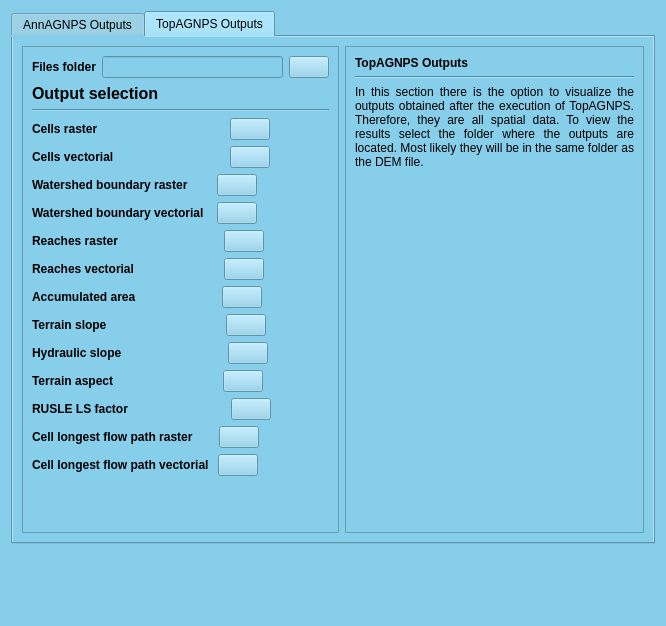
Qt form ui/outputs.ui (Inigobarbe/QAnnAGNPS) before a commit.
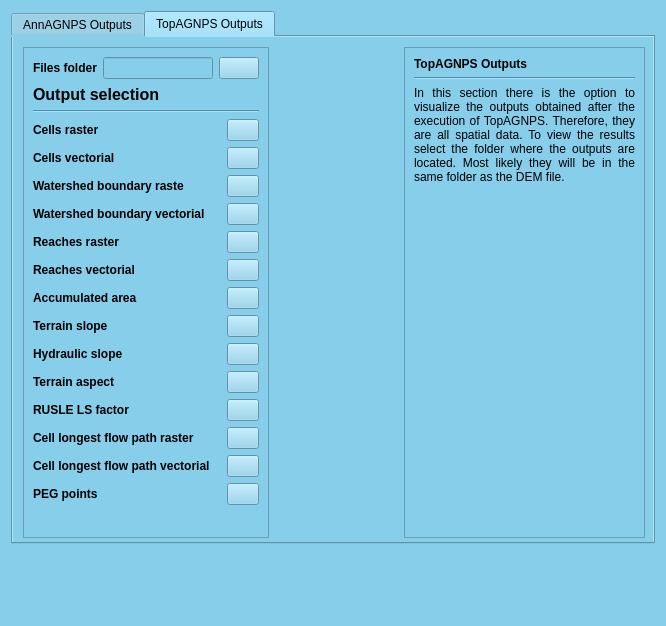
The same form after that commit. The open tabs and pages were chosen to show the change.

Diff of the .ui file:
```diff
--- a/ui/outputs.ui
+++ b/ui/outputs.ui
@@ -49,7 +49,7 @@
       <string notr="true">Qpushbutton{background-color: #87CEEB;}</string>
      </property>
      <property name="currentIndex">
-      <number>0</number>
+      <number>1</number>
      </property>
      <widget class="QWidget" name="tab_4">
       <attribute name="title">
@@ -899,11 +899,15 @@
       <attribute name="title">
        <string>TopAGNPS Outputs</string>
       </attribute>
-      <layout class="QGridLayout" name="gridLayout_3">
-       <item row="0" column="0">
-        <layout class="QHBoxLayout" name="horizontalLayout_2">
-         <item>
           <widget class="QFrame" name="frame">
+       <property name="geometry">
+        <rect>
+         <x>10</x>
+         <y>10</y>
+         <width>246</width>
+         <height>491</height>
+        </rect>
+       </property>
            <property name="frameShape">
             <enum>QFrame::StyledPanel</enum>
            </property>
@@ -951,30 +955,23 @@
                    </font>
                   </property>
                   <property name="text">
-                   <string>Cells raster                                      </string>
+               <string>Cells raster  </string>
                   </property>
                  </widget>
                 </item>
                 <item>
                  <widget class="QPushButton" name="pushButton_11">
+              <property name="maximumSize">
+               <size>
+                <width>32</width>
+                <height>16777215</height>
+               </size>
+              </property>
                   <property name="text">
                    <string/>
                   </property>
                  </widget>
                 </item>
-                <item>
-                 <spacer name="horizontalSpacer_2">
-                  <property name="orientation">
-                   <enum>Qt::Horizontal</enum>
-                  </property>
-                  <property name="sizeHint" stdset="0">
-                   <size>
-                    <width>40</width>
-                    <height>20</height>
-                   </size>
-                  </property>
-                 </spacer>
-                </item>
                </layout>
               </item>
               <item>
@@ -988,30 +985,23 @@
                    </font>
                   </property>
                   <property name="text">
-                   <string>Cells vectorial                                 </string>
+               <string>Cells vectorial</string>
                   </property>
                  </widget>
                 </item>
                 <item>
                  <widget class="QPushButton" name="pushButton_13">
+              <property name="maximumSize">
+               <size>
+                <width>32</width>
+                <height>16777215</height>
+               </size>
+              </property>
                   <property name="text">
                    <string/>
                   </property>
                  </widget>
                 </item>
-                <item>
-                 <spacer name="horizontalSpacer_3">
-                  <property name="orientation">
-                   <enum>Qt::Horizontal</enum>
-                  </property>
-                  <property name="sizeHint" stdset="0">
-                   <size>
-                    <width>40</width>
-                    <height>20</height>
-                   </size>
-                  </property>
-                 </spacer>
-                </item>
                </layout>
               </item>
               <item>
@@ -1025,30 +1015,23 @@
                    </font>
                   </property>
                   <property name="text">
-                   <string>Watershed boundary raster       </string>
+               <string>Watershed boundary raste</string>
                   </property>
                  </widget>
                 </item>
                 <item>
                  <widget class="QPushButton" name="pushButton_14">
+              <property name="maximumSize">
+               <size>
+                <width>32</width>
+                <height>16777215</height>
+               </size>
+              </property>
                   <property name="text">
                    <string/>
                   </property>
                  </widget>
                 </item>
-                <item>
-                 <spacer name="horizontalSpacer_4">
-                  <property name="orientation">
-                   <enum>Qt::Horizontal</enum>
-                  </property>
-                  <property name="sizeHint" stdset="0">
-                   <size>
-                    <width>40</width>
-                    <height>20</height>
-                   </size>
-                  </property>
-                 </spacer>
-                </item>
                </layout>
               </item>
               <item>
@@ -1062,30 +1045,23 @@
                    </font>
                   </property>
                   <property name="text">
-                   <string>Watershed boundary vectorial  </string>
+               <string>Watershed boundary vectorial</string>
                   </property>
                  </widget>
                 </item>
                 <item>
                  <widget class="QPushButton" name="pushButton_19">
+              <property name="maximumSize">
+               <size>
+                <width>32</width>
+                <height>16777215</height>
+               </size>
+              </property>
                   <property name="text">
                    <string/>
                   </property>
                  </widget>
                 </item>
-                <item>
-                 <spacer name="horizontalSpacer_5">
-                  <property name="orientation">
-                   <enum>Qt::Horizontal</enum>
-                  </property>
-                  <property name="sizeHint" stdset="0">
-                   <size>
-                    <width>40</width>
-                    <height>20</height>
-                   </size>
-                  </property>
-                 </spacer>
-                </item>
                </layout>
               </item>
               <item>
@@ -1099,30 +1075,23 @@
                    </font>
                   </property>
                   <property name="text">
-                   <string>Reaches raster                              </string>
+               <string>Reaches raster </string>
                   </property>
                  </widget>
                 </item>
                 <item>
                  <widget class="QPushButton" name="pushButton_22">
+              <property name="maximumSize">
+               <size>
+                <width>32</width>
+                <height>16777215</height>
+               </size>
+              </property>
                   <property name="text">
                    <string/>
                   </property>
                  </widget>
                 </item>
-                <item>
-                 <spacer name="horizontalSpacer_6">
-                  <property name="orientation">
-                   <enum>Qt::Horizontal</enum>
-                  </property>
-                  <property name="sizeHint" stdset="0">
-                   <size>
-                    <width>40</width>
-                    <height>20</height>
-                   </size>
-                  </property>
-                 </spacer>
-                </item>
                </layout>
               </item>
               <item>
@@ -1136,30 +1105,23 @@
                    </font>
                   </property>
                   <property name="text">
-                   <string>Reaches vectorial                         </string>
+               <string>Reaches vectorial</string>
                   </property>
                  </widget>
                 </item>
                 <item>
                  <widget class="QPushButton" name="pushButton_20">
+              <property name="maximumSize">
+               <size>
+                <width>32</width>
+                <height>16777215</height>
+               </size>
+              </property>
                   <property name="text">
                    <string/>
                   </property>
                  </widget>
                 </item>
-                <item>
-                 <spacer name="horizontalSpacer_7">
-                  <property name="orientation">
-                   <enum>Qt::Horizontal</enum>
-                  </property>
-                  <property name="sizeHint" stdset="0">
-                   <size>
-                    <width>40</width>
-                    <height>20</height>
-                   </size>
-                  </property>
-                 </spacer>
-                </item>
                </layout>
               </item>
               <item>
@@ -1173,30 +1135,23 @@
                    </font>
                   </property>
                   <property name="text">
-                   <string>Accumulated area                        </string>
+               <string>Accumulated area </string>
                   </property>
                  </widget>
                 </item>
                 <item>
                  <widget class="QPushButton" name="pushButton_21">
+              <property name="maximumSize">
+               <size>
+                <width>32</width>
+                <height>16777215</height>
+               </size>
+              </property>
                   <property name="text">
                    <string/>
                   </property>
                  </widget>
                 </item>
-                <item>
-                 <spacer name="horizontalSpacer_14">
-                  <property name="orientation">
-                   <enum>Qt::Horizontal</enum>
-                  </property>
-                  <property name="sizeHint" stdset="0">
-                   <size>
-                    <width>40</width>
-                    <height>20</height>
-                   </size>
-                  </property>
-                 </spacer>
-                </item>
                </layout>
               </item>
               <item>
@@ -1210,30 +1165,23 @@
                    </font>
                   </property>
                   <property name="text">
-                   <string>Terrain slope                                  </string>
+               <string>Terrain slope</string>
                   </property>
                  </widget>
                 </item>
                 <item>
                  <widget class="QPushButton" name="pushButton_23">
+              <property name="maximumSize">
+               <size>
+                <width>32</width>
+                <height>16777215</height>
+               </size>
+              </property>
                   <property name="text">
                    <string/>
                   </property>
                  </widget>
                 </item>
-                <item>
-                 <spacer name="horizontalSpacer_8">
-                  <property name="orientation">
-                   <enum>Qt::Horizontal</enum>
-                  </property>
-                  <property name="sizeHint" stdset="0">
-                   <size>
-                    <width>40</width>
-                    <height>20</height>
-                   </size>
-                  </property>
-                 </spacer>
-                </item>
                </layout>
               </item>
               <item>
@@ -1247,30 +1195,23 @@
                    </font>
                   </property>
                   <property name="text">
-                   <string>Hydraulic slope                              </string>
+               <string>Hydraulic slope</string>
                   </property>
                  </widget>
                 </item>
                 <item>
                  <widget class="QPushButton" name="pushButton_24">
+              <property name="maximumSize">
+               <size>
+                <width>32</width>
+                <height>16777215</height>
+               </size>
+              </property>
                   <property name="text">
                    <string/>
                   </property>
                  </widget>
                 </item>
-                <item>
-                 <spacer name="horizontalSpacer_9">
-                  <property name="orientation">
-                   <enum>Qt::Horizontal</enum>
-                  </property>
-                  <property name="sizeHint" stdset="0">
-                   <size>
-                    <width>40</width>
-                    <height>20</height>
-                   </size>
-                  </property>
-                 </spacer>
-                </item>
                </layout>
               </item>
               <item>
@@ -1284,30 +1225,23 @@
                    </font>
                   </property>
                   <property name="text">
-                   <string>Terrain aspect                               </string>
+               <string>Terrain aspect</string>
                   </property>
                  </widget>
                 </item>
                 <item>
                  <widget class="QPushButton" name="pushButton_25">
+              <property name="maximumSize">
+               <size>
+                <width>32</width>
+                <height>16777215</height>
+               </size>
+              </property>
                   <property name="text">
                    <string/>
                   </property>
                  </widget>
                 </item>
-                <item>
-                 <spacer name="horizontalSpacer_10">
-                  <property name="orientation">
-                   <enum>Qt::Horizontal</enum>
-                  </property>
-                  <property name="sizeHint" stdset="0">
-                   <size>
-                    <width>40</width>
-                    <height>20</height>
-                   </size>
-                  </property>
-                 </spacer>
-                </item>
                </layout>
               </item>
               <item>
@@ -1321,30 +1255,23 @@
                    </font>
                   </property>
                   <property name="text">
-                   <string>RUSLE LS factor                             </string>
+               <string>RUSLE LS factor</string>
                   </property>
                  </widget>
                 </item>
                 <item>
                  <widget class="QPushButton" name="pushButton_26">
+              <property name="maximumSize">
+               <size>
+                <width>32</width>
+                <height>16777215</height>
+               </size>
+              </property>
                   <property name="text">
                    <string/>
                   </property>
                  </widget>
                 </item>
-                <item>
-                 <spacer name="horizontalSpacer_11">
-                  <property name="orientation">
-                   <enum>Qt::Horizontal</enum>
-                  </property>
-                  <property name="sizeHint" stdset="0">
-                   <size>
-                    <width>40</width>
-                    <height>20</height>
-                   </size>
-                  </property>
-                 </spacer>
-                </item>
                </layout>
               </item>
               <item>
@@ -1358,30 +1285,23 @@
                    </font>
                   </property>
                   <property name="text">
-                   <string>Cell longest flow path raster      </string>
+               <string>Cell longest flow path raster</string>
                   </property>
                  </widget>
                 </item>
                 <item>
                  <widget class="QPushButton" name="pushButton_27">
+              <property name="maximumSize">
+               <size>
+                <width>32</width>
+                <height>16777215</height>
+               </size>
+              </property>
                   <property name="text">
                    <string/>
                   </property>
                  </widget>
                 </item>
-                <item>
-                 <spacer name="horizontalSpacer_12">
-                  <property name="orientation">
-                   <enum>Qt::Horizontal</enum>
-                  </property>
-                  <property name="sizeHint" stdset="0">
-                   <size>
-                    <width>40</width>
-                    <height>20</height>
-                   </size>
-                  </property>
-                 </spacer>
-                </item>
                </layout>
               </item>
               <item>
@@ -1401,27 +1321,63 @@
                 </item>
                 <item>
                  <widget class="QPushButton" name="pushButton_28">
+              <property name="maximumSize">
+               <size>
+                <width>32</width>
+                <height>16777215</height>
+               </size>
+              </property>
                   <property name="text">
                    <string/>
                   </property>
                  </widget>
                 </item>
+           </layout>
+          </item>
                 <item>
-                 <spacer name="horizontalSpacer_13">
+           <layout class="QHBoxLayout" name="horizontalLayout_2">
+            <item>
+             <widget class="QLabel" name="label_44">
+              <property name="font">
+               <font>
+                <weight>75</weight>
+                <bold>true</bold>
+               </font>
+              </property>
+              <property name="text">
+               <string>PEG points</string>
+              </property>
+             </widget>
+            </item>
+            <item>
+             <widget class="QPushButton" name="pushButton_29">
+              <property name="maximumSize">
+               <size>
+                <width>32</width>
+                <height>16777215</height>
+               </size>
+              </property>
+              <property name="text">
+               <string/>
+              </property>
+             </widget>
+            </item>
+           </layout>
+          </item>
+         </layout>
+        </item>
+        <item row="4" column="0">
+         <spacer name="verticalSpacer_4">
                   <property name="orientation">
-                   <enum>Qt::Horizontal</enum>
+           <enum>Qt::Vertical</enum>
                   </property>
                   <property name="sizeHint" stdset="0">
                    <size>
-                    <width>40</width>
-                    <height>20</height>
+            <width>20</width>
+            <height>40</height>
                    </size>
                   </property>
                  </spacer>
-                </item>
-               </layout>
-              </item>
-             </layout>
             </item>
             <item row="1" column="0">
              <widget class="QLabel" name="label_8">
@@ -1444,24 +1400,17 @@
               </property>
              </widget>
             </item>
-            <item row="4" column="0">
-             <spacer name="verticalSpacer_4">
-              <property name="orientation">
-               <enum>Qt::Vertical</enum>
-              </property>
-              <property name="sizeHint" stdset="0">
-               <size>
-                <width>20</width>
-                <height>40</height>
-               </size>
-              </property>
-             </spacer>
-            </item>
-           </layout>
-          </widget>
-         </item>
-         <item>
+       </layout>
+      </widget>
           <widget class="QFrame" name="frame_2">
+       <property name="geometry">
+        <rect>
+         <x>391</x>
+         <y>10</y>
+         <width>241</width>
+         <height>491</height>
+        </rect>
+       </property>
            <property name="frameShape">
             <enum>QFrame::StyledPanel</enum>
            </property>
@@ -1517,10 +1466,6 @@
             </item>
            </layout>
           </widget>
-         </item>
-        </layout>
-       </item>
-      </layout>
      </widget>
     </widget>
    </item>
```
Lines whose indentation alone changed are shown as unchanged.
